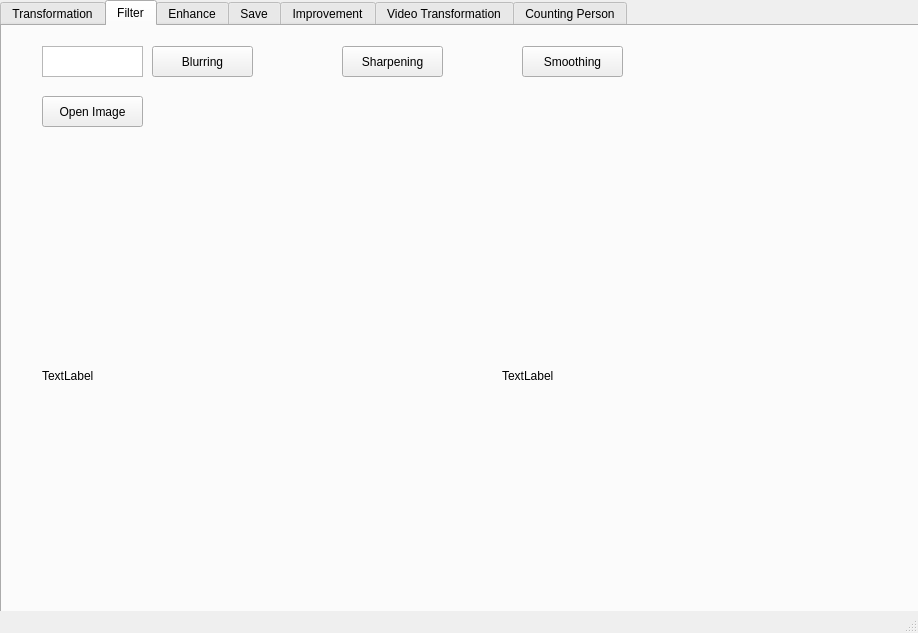
Old version of the form image_processing_app.ui in the repository soyoung125/MultimediaProcessingTool.
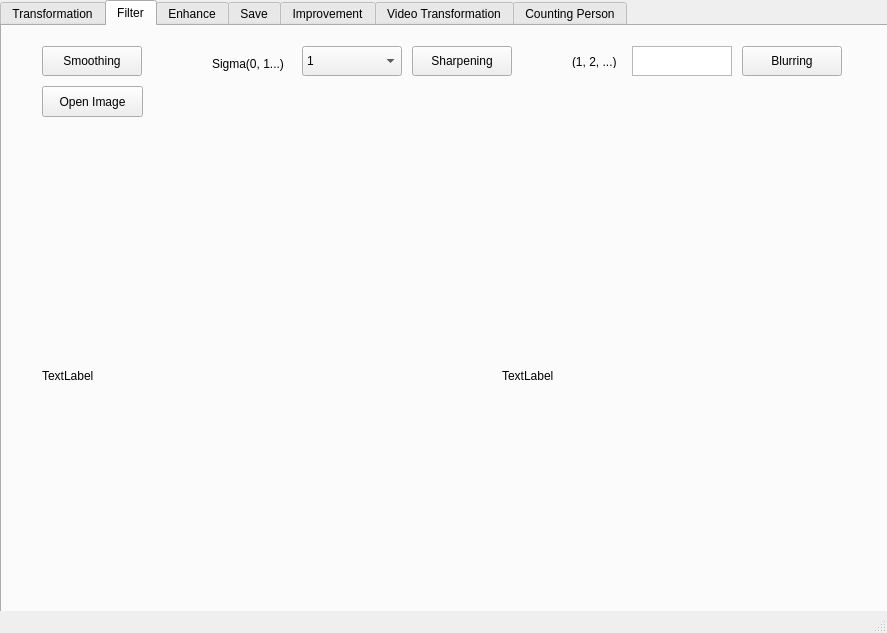
New version of the form.

Commit message: FilterTap Sharpening 버튼

```diff
--- a/image_processing_app.ui
+++ b/image_processing_app.ui
@@ -6,7 +6,7 @@
    <rect>
     <x>0</x>
     <y>0</y>
-    <width>918</width>
+    <width>887</width>
     <height>633</height>
    </rect>
   </property>
@@ -149,7 +149,7 @@
       <property name="geometry">
        <rect>
         <x>40</x>
-        <y>70</y>
+        <y>60</y>
         <width>101</width>
         <height>31</height>
        </rect>
@@ -161,10 +161,10 @@
      <widget class="QPushButton" name="btnBlur">
       <property name="geometry">
        <rect>
-        <x>150</x>
+        <x>740</x>
         <y>20</y>
-        <width>101</width>
-        <height>31</height>
+        <width>100</width>
+        <height>30</height>
        </rect>
       </property>
       <property name="text">
@@ -174,10 +174,10 @@
      <widget class="QPushButton" name="btnSmoothing">
       <property name="geometry">
        <rect>
-        <x>520</x>
+        <x>40</x>
         <y>20</y>
-        <width>101</width>
-        <height>31</height>
+        <width>100</width>
+        <height>30</height>
        </rect>
       </property>
       <property name="text">
@@ -187,10 +187,10 @@
      <widget class="QPushButton" name="btnSharpening">
       <property name="geometry">
        <rect>
-        <x>340</x>
+        <x>410</x>
         <y>20</y>
-        <width>101</width>
-        <height>31</height>
+        <width>100</width>
+        <height>30</height>
        </rect>
       </property>
       <property name="text">
@@ -223,18 +223,76 @@
        <string>TextLabel</string>
       </property>
      </widget>
+     <widget class="QLabel" name="label">
+      <property name="geometry">
+       <rect>
+        <x>210</x>
+        <y>30</y>
+        <width>81</width>
+        <height>16</height>
+       </rect>
+      </property>
+      <property name="text">
+       <string>Sigma(0, 1...)</string>
+      </property>
+     </widget>
      <widget class="QTextEdit" name="txtSigma">
       <property name="geometry">
        <rect>
-        <x>40</x>
+        <x>630</x>
         <y>20</y>
-        <width>101</width>
-        <height>31</height>
+        <width>100</width>
+        <height>30</height>
        </rect>
       </property>
-      <property name="placeholderText">
-       <string/>
+     </widget>
+     <widget class="QLabel" name="label_2">
+      <property name="geometry">
+       <rect>
+        <x>570</x>
+        <y>30</y>
+        <width>56</width>
+        <height>12</height>
+       </rect>
       </property>
+      <property name="text">
+       <string>(1, 2, ...)</string>
+      </property>
+     </widget>
+     <widget class="QComboBox" name="cbbSharp">
+      <property name="geometry">
+       <rect>
+        <x>300</x>
+        <y>20</y>
+        <width>100</width>
+        <height>30</height>
+       </rect>
+      </property>
+      <item>
+       <property name="text">
+        <string>1</string>
+       </property>
+      </item>
+      <item>
+       <property name="text">
+        <string>3</string>
+       </property>
+      </item>
+      <item>
+       <property name="text">
+        <string>5</string>
+       </property>
+      </item>
+      <item>
+       <property name="text">
+        <string>7</string>
+       </property>
+      </item>
+      <item>
+       <property name="text">
+        <string>9</string>
+       </property>
+      </item>
      </widget>
     </widget>
     <widget class="QWidget" name="tab_2">
```
Left out of the diff: 2 changed lines with no effect on the pictures.
